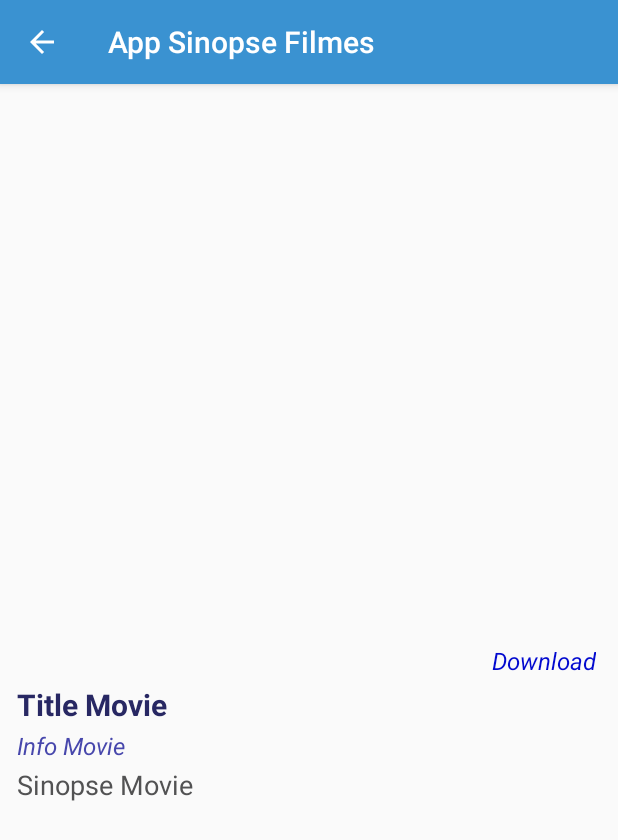
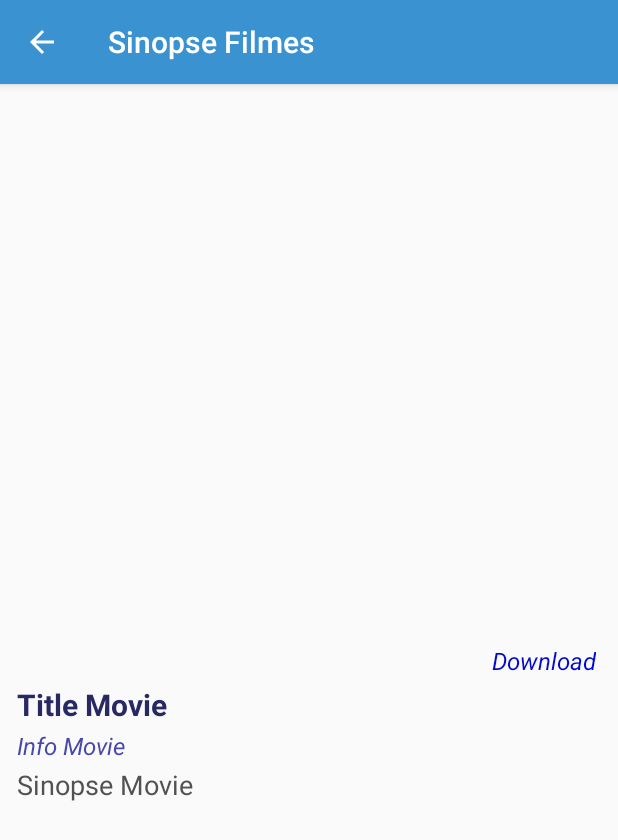
Before and after one commit to fabiogsantos/SinopseFilmes, an Android app: the DetailMovieActivity screen opened directly, with no data from a screen before it, on a phone screen of 412 x 824 dp. Shown: the top 840 px of the screen. Run offline under Robolectric (Android 15) with nearby library versions, the phone set to English and light mode, and no system bars; our stand-ins replace Picasso; libraries missing offline, so code that uses them is left out: ; pictures from the network do not load; 4 statements that could not run were skipped.

```diff
--- a/app/src/main/res/values/strings.xml
+++ b/app/src/main/res/values/strings.xml
@@ -1,6 +1,6 @@
 <resources>
-    <string name="app_name">AppSinopseFilmes</string>
-    <string name="app_label">App Sinopse Filmes</string>
+    <string name="app_name">SinopseFilmes</string>
+    <string name="app_label">Sinopse Filmes</string>
     <string name="apikey">fe650d50ffdfaf937e01c252506c5d03</string>
     <string name="language">pt-BR</string>
     <string name="genre">Gênero do Filme</string>
```
Also changed, not shown: app/src/main/res/mipmap-hdpi/ic_launcher.png, app/src/main/res/mipmap-hdpi/ic_launcher_round.png, app/src/main/res/mipmap-mdpi/ic_launcher.png, app/src/main/res/mipmap-mdpi/ic_launcher_round.png, app/src/main/res/mipmap-xhdpi/ic_launcher.png, app/src/main/res/mipmap-xhdpi/ic_launcher_round.png, app/src/main/res/mipmap-xxhdpi/ic_launcher.png, app/src/main/res/mipmap-xxhdpi/ic_launcher_round.png, app/src/main/res/mipmap-xxxhdpi/ic_launcher.png, app/src/main/res/mipmap-xxxhdpi/ic_launcher_round.png, 5 other files.
